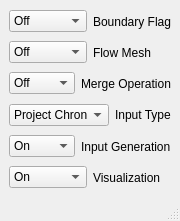
Qt form freecad/woodWorkbench/gui/ui/ui_CBL_modelParams.ui (Computational-Mechanics-Material-Models/CBL-preprocesser) before a commit.
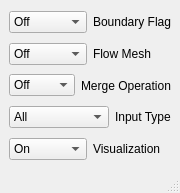
The same form after that commit.

Commit message: general cleanup and expand options for input file generation

```diff
--- a/freecad/woodWorkbench/gui/ui/ui_CBL_modelParams.ui
+++ b/freecad/woodWorkbench/gui/ui/ui_CBL_modelParams.ui
@@ -7,7 +7,7 @@
     <x>0</x>
     <y>0</y>
     <width>177</width>
-    <height>221</height>
+    <height>193</height>
    </rect>
   </property>
   <property name="sizePolicy">
@@ -137,8 +137,13 @@
          <number>-1</number>
         </property>
         <property name="currentIndex">
-         <number>1</number>
+         <number>0</number>
         </property>
+        <item>
+         <property name="text">
+          <string>All</string>
+         </property>
+        </item>
         <item>
          <property name="text">
           <string>Abaqus</string>
@@ -160,40 +165,6 @@
       </item>
      </layout>
     </item>
-    <item>
-     <layout class="QHBoxLayout" name="horizontalLayout_29">
-      <item>
-       <widget class="QComboBox" name="inpFlag">
-        <property name="maximumSize">
-         <size>
-          <width>100</width>
-          <height>16777215</height>
-         </size>
-        </property>
-        <property name="currentIndex">
-         <number>0</number>
-        </property>
-        <item>
-         <property name="text">
-          <string>On</string>
-         </property>
-        </item>
-        <item>
-         <property name="text">
-          <string>Off</string>
-         </property>
-        </item>
-       </widget>
-      </item>
-      <item>
-       <widget class="QLabel" name="label_11">
-        <property name="text">
-         <string>Input Generation</string>
-        </property>
-       </widget>
-      </item>
-     </layout>
-    </item>
     <item>
      <layout class="QHBoxLayout" name="horizontalLayout_44">
       <item>
```
Left out of the diff: 5 changed lines with no effect on the pictures. The commit also changes 6 other files.
